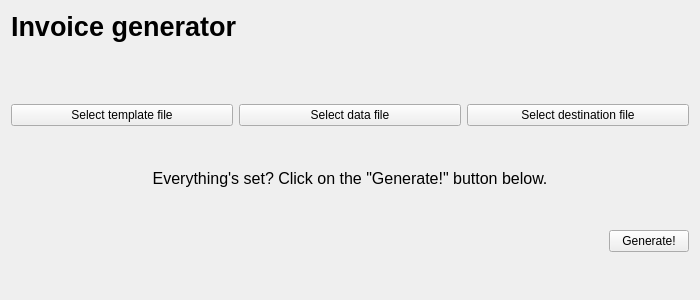
Above: Views/screen.ui from piotrek-jankowski/Invoice-generator before the change. Below: the same form after it.
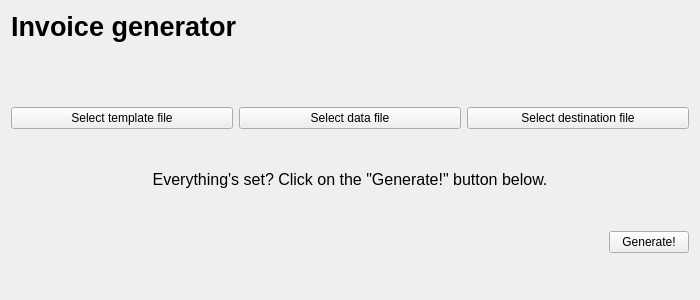
That is the form after the change.

Commit message: 1. button_generate disabled by default 2. UI: "invoice" -> "data" in widgets name 3. UI: center text in file name labels and set bigger point size (11)

```diff
--- a/Views/screen.ui
+++ b/Views/screen.ui
@@ -67,9 +67,17 @@
            <verstretch>0</verstretch>
           </sizepolicy>
          </property>
+         <property name="font">
+          <font>
+           <pointsize>11</pointsize>
+          </font>
+         </property>
          <property name="text">
           <string/>
          </property>
+         <property name="alignment">
+          <set>Qt::AlignCenter</set>
+         </property>
         </widget>
        </item>
        <item>
@@ -87,10 +95,18 @@
      <item>
       <layout class="QVBoxLayout" name="verticalLayout_invoice">
        <item>
-        <widget class="QLabel" name="label_invoice_file">
+        <widget class="QLabel" name="label_data_file">
+         <property name="font">
+          <font>
+           <pointsize>11</pointsize>
+          </font>
+         </property>
          <property name="text">
           <string/>
          </property>
+         <property name="alignment">
+          <set>Qt::AlignCenter</set>
+         </property>
         </widget>
        </item>
        <item>
@@ -109,9 +125,17 @@
       <layout class="QVBoxLayout" name="verticalLayout_destination">
        <item>
         <widget class="QLabel" name="label_destination_file">
+         <property name="font">
+          <font>
+           <pointsize>11</pointsize>
+          </font>
+         </property>
          <property name="text">
           <string/>
          </property>
+         <property name="alignment">
+          <set>Qt::AlignCenter</set>
+         </property>
         </widget>
        </item>
        <item>
```
Left out of the diff: 4 changed lines with no effect on the pictures. The commit also changes 3 other files.
